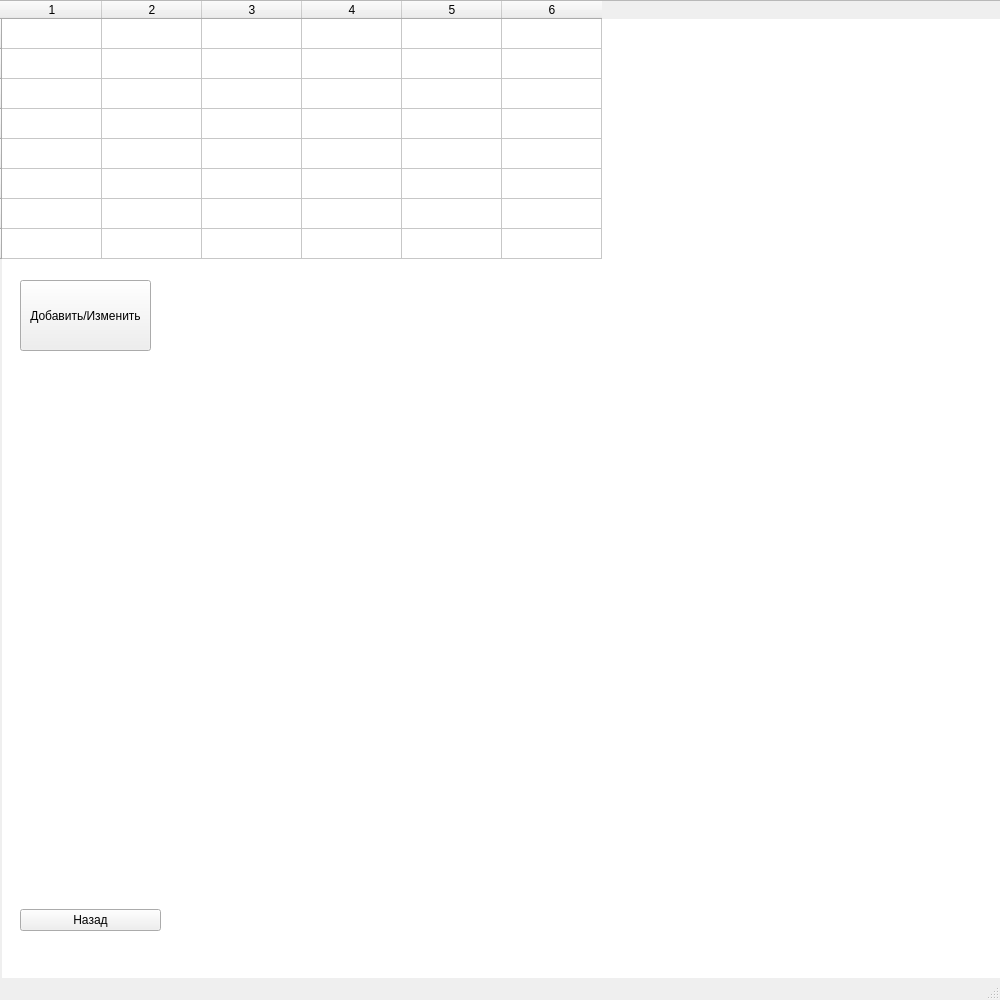
The window that schedule.ui (Kirsenko2023/School-Helper) describes before a commit, drawn with Qt 5.
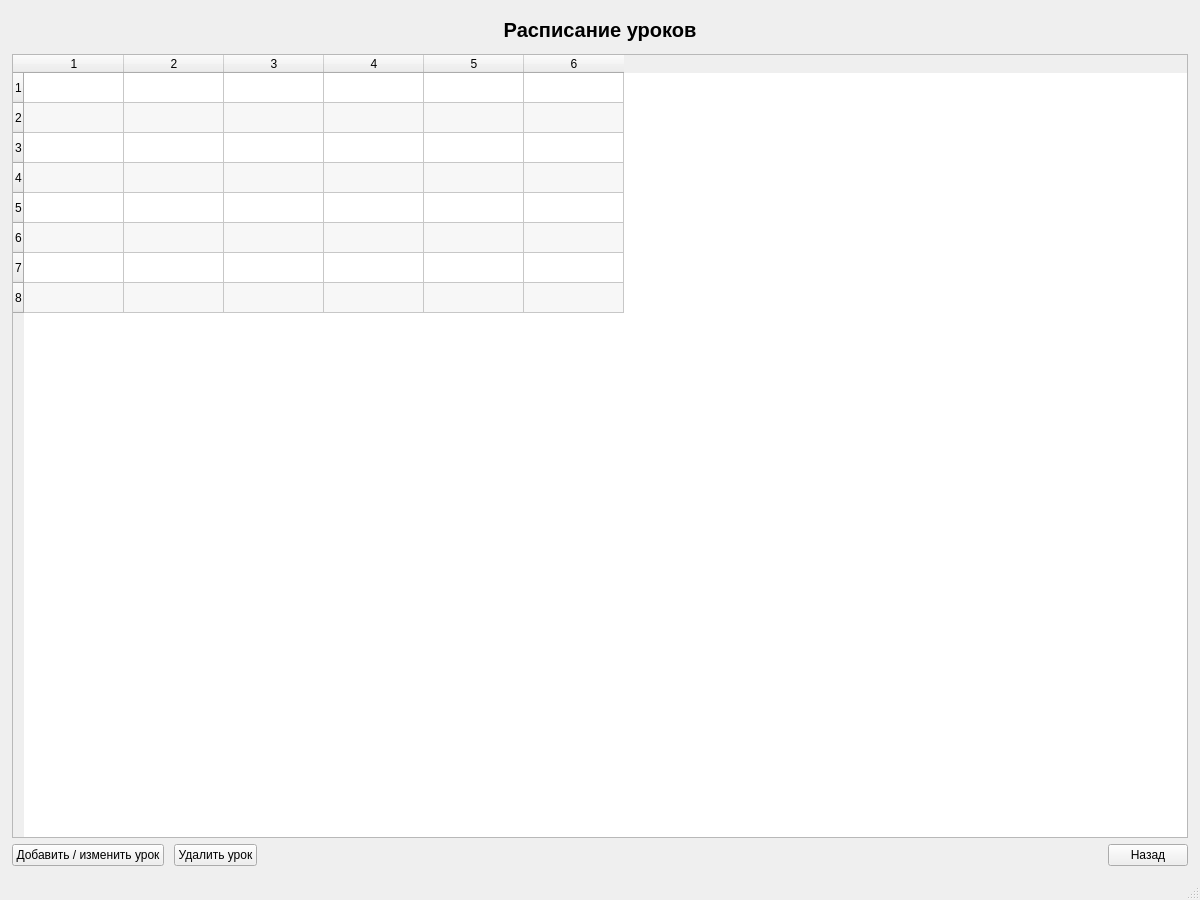
The same window after the commit.

Commit message: Добавление бд в расписание

```diff
--- a/schedule.ui
+++ b/schedule.ui
@@ -6,76 +6,69 @@
    <rect>
     <x>0</x>
     <y>0</y>
-    <width>1000</width>
-    <height>1000</height>
+    <width>1200</width>
+    <height>900</height>
    </rect>
   </property>
   <property name="windowTitle">
    <string>MainWindow</string>
   </property>
   <widget class="QWidget" name="centralwidget">
-   <widget class="QTableWidget" name="tableWidget">
-    <property name="geometry">
-     <rect>
-      <x>-10</x>
-      <y>0</y>
-      <width>1011</width>
-      <height>981</height>
-     </rect>
-    </property>
-    <property name="rowCount">
-     <number>8</number>
-    </property>
-    <property name="columnCount">
-     <number>6</number>
-    </property>
-    <row/>
-    <row/>
-    <row/>
-    <row/>
-    <row/>
-    <row/>
-    <row/>
-    <row/>
-    <column/>
-    <column/>
-    <column/>
-    <column/>
-    <column/>
-    <column/>
-   </widget>
-   <widget class="QWidget" name="verticalLayoutWidget">
-    <property name="geometry">
-     <rect>
-      <x>20</x>
-      <y>870</y>
-      <width>141</width>
-      <height>101</height>
-     </rect>
-    </property>
-    <layout class="QVBoxLayout" name="verticalLayout">
-     <item>
-      <widget class="QPushButton" name="btn_back">
-       <property name="text">
-        <string>Назад</string>
-       </property>
-      </widget>
-     </item>
-    </layout>
-   </widget>
-   <widget class="QPushButton" name="btn_add_lesson">
-    <property name="geometry">
-     <rect>
-      <x>20</x>
-      <y>280</y>
-      <width>131</width>
-      <height>71</height>
-     </rect>
-    </property>
-    <property name="text">
-     <string>Добавить/Изменить</string>
-    </property>
-   </widget>
+   <layout class="QVBoxLayout" name="mainLayout">
+    <property name="leftMargin"><number>12</number></property>
+    <property name="topMargin"><number>12</number></property>
+    <property name="rightMargin"><number>12</number></property>
+    <property name="bottomMargin"><number>12</number></property>
+    <item>
+     <widget class="QLabel" name="title_label">
+      <property name="text"><string>Расписание уроков</string></property>
+      <property name="alignment"><set>Qt::AlignCenter</set></property>
+      <property name="styleSheet"><string notr="true">font-size: 20px; font-weight: bold; padding: 6px;</string></property>
+     </widget>
+    </item>
+    <item>
+     <widget class="QTableWidget" name="tableWidget">
+      <property name="rowCount"><number>8</number></property>
+      <property name="columnCount"><number>6</number></property>
+      <property name="alternatingRowColors"><bool>true</bool></property>
+      <property name="selectionMode"><enum>QAbstractItemView::SingleSelection</enum></property>
+      <property name="selectionBehavior"><enum>QAbstractItemView::SelectItems</enum></property>
+      <property name="wordWrap"><bool>true</bool></property>
+      <row/><row/><row/><row/><row/><row/><row/><row/>
+      <column/><column/><column/><column/><column/><column/>
+     </widget>
+    </item>
+    <item>
+     <layout class="QHBoxLayout" name="buttonsLayout">
+      <property name="spacing"><number>10</number></property>
+      <item>
+       <widget class="QPushButton" name="btn_add_lesson">
+        <property name="text"><string>Добавить / изменить урок</string></property>
+        <property name="minimumHeight"><number>36</number></property>
+       </widget>
+      </item>
+      <item>
+       <widget class="QPushButton" name="btn_delete_lesson">
+        <property name="text"><string>Удалить урок</string></property>
+        <property name="minimumHeight"><number>36</number></property>
+       </widget>
+      </item>
+      <item>
+       <spacer name="hSpacer">
+        <property name="orientation"><enum>Qt::Horizontal</enum></property>
+        <property name="sizeHint" stdset="0"><size><width>40</width><height>20</height></size></property>
+       </spacer>
+      </item>
+      <item>
+       <widget class="QPushButton" name="btn_back">
+        <property name="text"><string>Назад</string></property>
+        <property name="minimumHeight"><number>36</number></property>
+        <property name="minimumWidth"><number>120</number></property>
+       </widget>
+      </item>
+     </layout>
+    </item>
+   </layout>
   </widget>
   <widget class="QMenuBar" name="menubar">
    <property name="geometry">
```
Left out of the diff: 13 changed lines with no effect on the pictures. The commit also changes 13 other files.
